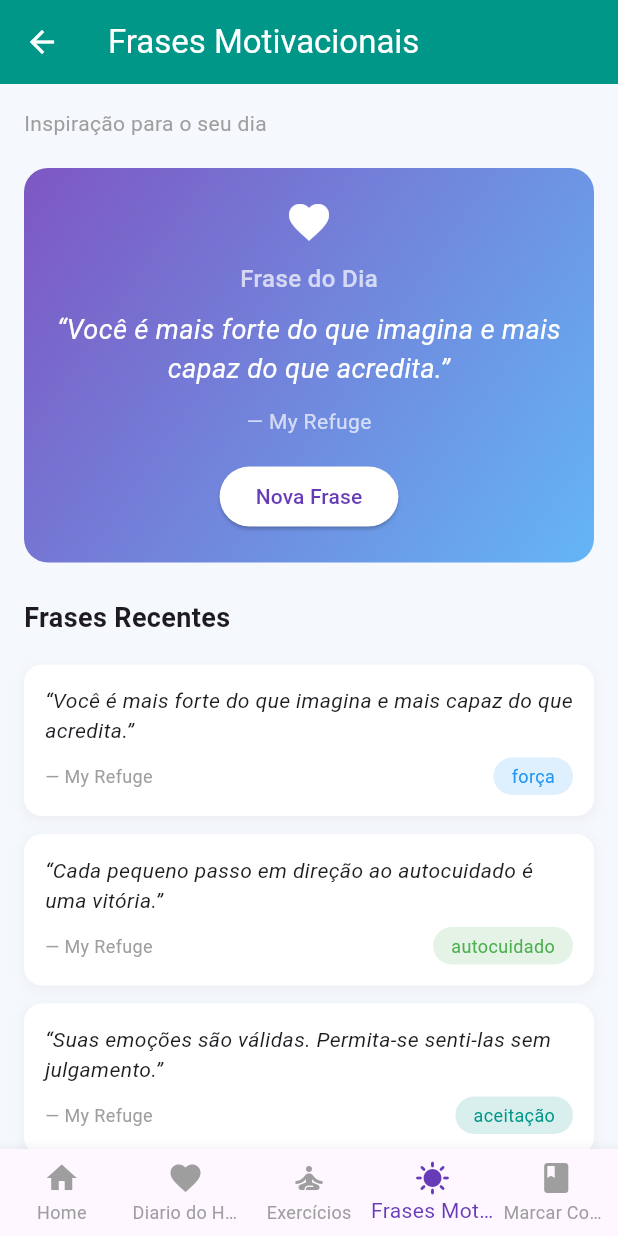
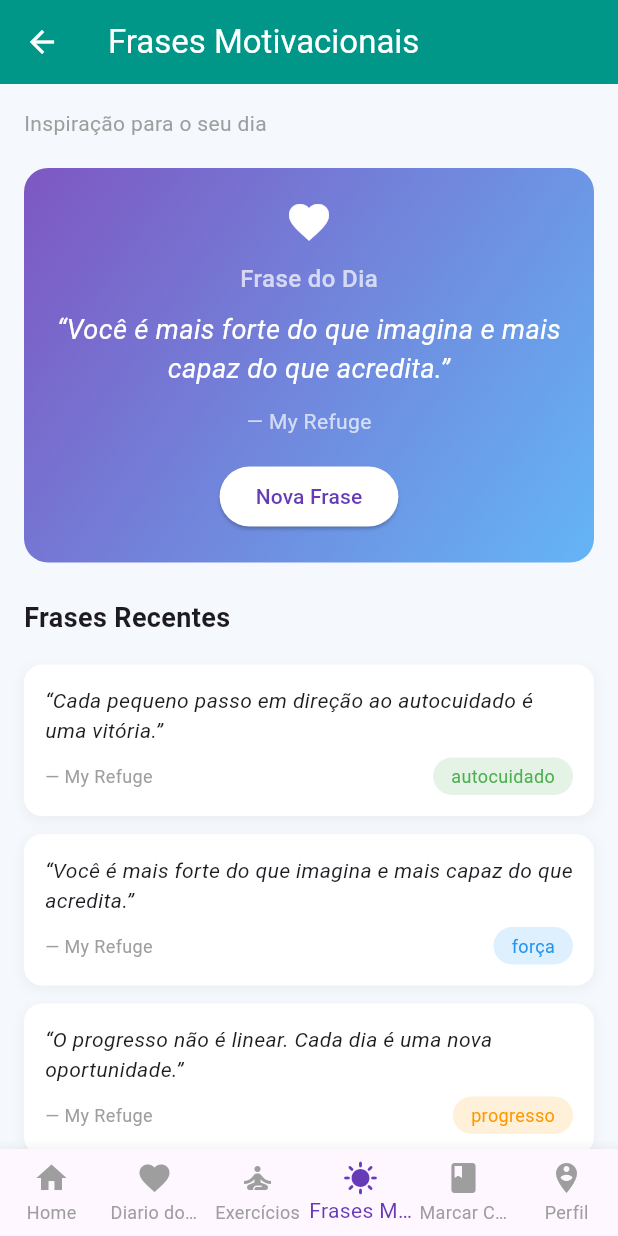
Before and after one commit to Pedro-Caixa/my_refuge, a Flutter app: the ConsultaPage screen opened by its route, after a tap on "Frases Motivacionais", on a phone screen of 412 x 824 dp. Run offline on Flutter 3.47's test engine with Material 3 defaults, Android fonts, the phone set to English and light mode, and no system bars; our stand-ins replace cloud_firestore, firebase_auth, firebase_core, flutter_dotenv; accounts and stored records are empty.

Commit message:
Feat:adicionado tela de gerenciar perfil

```diff
--- /dev/null
+++ b/devtools_options.yaml
@@ -0,0 +1,3 @@
+description: This file stores settings for Dart & Flutter DevTools.
+documentation: https://docs.flutter.dev/tools/devtools/extensions#configure-extension-enablement-states
+extensions:
--- a/lib/main.dart
+++ b/lib/main.dart
@@ -1,6 +1,5 @@
 import 'package:flutter/material.dart';
-import 'package:flutter/foundation.dart'
-    show defaultTargetPlatform, TargetPlatform;
+import 'package:flutter/foundation.dart'; // ← Simplificado
 import 'package:provider/provider.dart';
 import 'package:flutter_dotenv/flutter_dotenv.dart';
 import 'package:firebase_core/firebase_core.dart';
@@ -12,6 +11,7 @@
 import 'views/pages/exercicios_page.dart';
 import 'views/pages/frases_page.dart';
 import 'views/pages/consulta_page.dart';
+import 'views/pages/profile_page.dart'; // ← Adicione este import
 import 'models/registration_data.dart';
 import 'controllers/user_controller.dart';
 
@@ -94,6 +94,7 @@
         '/exercicios': (context) => const ExerciciosPage(),
         '/frases': (context) => const MotivationalPage(),
         '/consulta': (context) => const ConsultaPage(),
+        '/complete-profile': (context) => const CompleteProfilePage(),
       },
       onUnknownRoute: (settings) {
         return MaterialPageRoute(builder: (context) => const WelcomePage());
--- a/lib/views/pages/frases_page.dart
+++ b/lib/views/pages/frases_page.dart
@@ -1,37 +1,195 @@
 import 'package:flutter/material.dart';
+import 'dart:math';
 import '../template/main_template.dart';
 import '../widgets/cards/daily_quote_card.dart';
 import '../widgets/cards/phrase_card.dart';
 import '../widgets/cards/wellness_tip_card.dart';
 import '../widgets/sections/custom_footer.dart';
 
-class MotivationalPage extends StatelessWidget {
+class MotivationalPage extends StatefulWidget {
   const MotivationalPage({super.key});
 
-  // Método para lidar com a geração de nova frase
-  void _handleNewQuote(BuildContext context) {
+  @override
+  State<MotivationalPage> createState() => _MotivationalPageState();
+}
+
+class _MotivationalPageState extends State<MotivationalPage> {
+  final Random _random = Random();
+
+  // Lista de frases motivacionais
+  final List<Map<String, String>> _quotes = [
+    {
+      'quote': 'Você é mais forte do que imagina e mais capaz do que acredita.',
+      'author': 'My Refuge'
+    },
+    {
+      'quote':
+          'A coragem não é a ausência do medo, mas a decisão de que algo é mais importante que o medo.',
+      'author': 'My Refuge'
+    },
+    {
+      'quote':
+          'Cada dia é uma nova página em branco. Escreva uma história linda.',
+      'author': 'My Refuge'
+    },
+    {
+      'quote':
+          'Sua jornada é única. Não compare seu progresso com o dos outros.',
+      'author': 'My Refuge'
+    },
+    {
+      'quote': 'Pequenos passos ainda são progresso. Continue caminhando.',
+      'author': 'My Refuge'
+    },
+    {
+      'quote': 'Você merece todo o amor e cuidado que oferece aos outros.',
+      'author': 'My Refuge'
+    },
+    {
+      'quote': 'A esperança é uma força poderosa. Nunca pare de acreditar.',
+      'author': 'My Refuge'
+    },
+    {
+      'quote': 'Seus sonhos são válidos. Não desista deles.',
+      'author': 'My Refuge'
+    },
+  ];
+
+  // Lista de frases recentes com tags
+  final List<Map<String, dynamic>> _recentPhrases = [
+    {
+      'phrase':
+          'Você é mais forte do que imagina e mais capaz do que acredita.',
+      'tag': 'força',
+      'color': Colors.blue,
+    },
+    {
+      'phrase': 'Cada pequeno passo em direção ao autocuidado é uma vitória.',
+      'tag': 'autocuidado',
+      'color': Colors.green,
+    },
+    {
+      'phrase':
+          'Suas emoções são válidas. Permita-se senti-las sem julgamento.',
+      'tag': 'aceitação',
+      'color': Colors.teal,
+    },
+    {
+      'phrase': 'O progresso não é linear. Cada dia é uma nova oportunidade.',
+      'tag': 'progresso',
+      'color': Colors.orange,
+    },
+    {
+      'phrase': 'Respire fundo. Você está fazendo o melhor que pode.',
+      'tag': 'calma',
+      'color': Colors.purple,
+    },
+    {
+      'phrase': 'Sua saúde mental importa. Cuide dela com carinho.',
+      'tag': 'saúde mental',
+      'color': Colors.pink,
+    },
+    {
+      'phrase': 'Seja gentil consigo mesmo. Você está aprendendo e crescendo.',
+      'tag': 'gentileza',
+      'color': Colors.amber,
+    },
+    {
+      'phrase': 'Não há problema em pedir ajuda. Isso é sinal de força.',
+      'tag': 'apoio',
+      'color': Colors.indigo,
+    },
+  ];
+
+  int _currentQuoteIndex = 0;
+  late int _currentTipIndex;
+
+  @override
+  void initState() {
+    super.initState();
+    // Seleciona uma dica aleatória ao iniciar
+    _currentTipIndex = _random.nextInt(_wellnessTips.length);
+  }
+
+  // Lista de dicas de bem-estar
+  final List<Map<String, String>> _wellnessTips = [
+    {
+      'title': 'Dica de Bem-estar',
+      'content':
+          'Comece o dia lendo uma frase motivacional. Isso pode ajudar a definir um tom positivo para suas próximas horas e lembrar você de que é capaz de superar qualquer desafio.',
+    },
+    {
+      'title': 'Respiração Consciente',
+      'content':
+          'Pratique respiração profunda por 5 minutos. Inspire contando até 4, segure por 4 segundos e expire contando até 6. Isso ajuda a reduzir a ansiedade e acalmar a mente.',
+    },
+    {
+      'title': 'Gratidão Diária',
+      'content':
+          'Antes de dormir, liste 3 coisas pelas quais você é grato hoje. Essa prática simples pode melhorar significativamente seu bem-estar emocional e qualidade do sono.',
+    },
+    {
+      'title': 'Movimento é Vida',
+      'content':
+          'Faça uma caminhada de 10 minutos ao ar livre. A exposição à luz natural e o movimento ajudam a liberar endorfinas e melhorar seu humor.',
+    },
+    {
+      'title': 'Hidratação',
+      'content':
+          'Beba um copo de água ao acordar. A hidratação adequada melhora o funcionamento do cérebro, aumenta a energia e ajuda na concentração.',
+    },
+    {
+      'title': 'Pausas Regulares',
+      'content':
+          'A cada hora, faça uma pausa de 5 minutos. Levante-se, alongue-se e descanse seus olhos. Isso previne fadiga e melhora a produtividade.',
+    },
+    {
+      'title': 'Conecte-se',
+      'content':
+          'Envie uma mensagem para alguém querido. Manter conexões sociais é fundamental para a saúde mental e pode transformar o dia de ambos.',
+    },
+    {
+      'title': 'Sono Reparador',
+      'content':
+          'Estabeleça uma rotina de sono. Durma e acorde nos mesmos horários diariamente. Um sono de qualidade é essencial para a saúde física e mental.',
+    },
+  ];
+
+  // Método para gerar uma nova frase
+  void _handleNewQuote() {
+    setState(() {
+      int newIndex;
+      do {
+        newIndex = _random.nextInt(_quotes.length);
+      } while (newIndex == _currentQuoteIndex && _quotes.length > 1);
+
+      _currentQuoteIndex = newIndex;
+    });
+
     ScaffoldMessenger.of(context).showSnackBar(
       const SnackBar(
         content: Text('Nova frase gerada!'),
         backgroundColor: Colors.deepPurple,
+        duration: Duration(seconds: 2),
       ),
     );
   }
 
   @override
   Widget build(BuildContext context) {
+    // Seleciona 4 frases aleatórias para exibir (ou menos se a lista for menor)
+    final displayPhrases = _recentPhrases.length <= 4
+        ? _recentPhrases
+        : (_recentPhrases..shuffle()).take(4).toList();
+
     return MainTemplate(
       title: "Frases Motivacionais",
-      currentIndex: 3, // Índice correspondente a "Frases Motivação" no menu
-      onItemTapped: (int index) {
-        // A navegação já é tratada no CustomFooter, mas você pode adicionar lógica adicional se necessário
-      },
+      currentIndex: 3,
+      onItemTapped: (int index) {},
       backgroundColor: const Color(0xFFF5F8FC),
       customBottomNavigationBar: CustomFooter(
-        currentIndex: 3, // Índice correspondente a "Frases Motivação" no menu
-        onItemTapped: (int index) {
-          // A navegação já é tratada dentro do CustomFooter, mas você pode adicionar lógica adicional se necessário
-        },
+        currentIndex: 3,
+        onItemTapped: (int index) {},
       ),
       body: SingleChildScrollView(
         padding: const EdgeInsets.all(16),
@@ -44,10 +202,9 @@ class MotivationalPage extends StatelessWidget {
             ),
             const SizedBox(height: 20),
             DailyQuoteCard(
-              quote:
-                  "Você é mais forte do que imagina e mais capaz do que acredita.",
-              author: "My Refuge",
-              onNewQuote: () => _handleNewQuote(context),
+              quote: _quotes[_currentQuoteIndex]['quote']!,
+              author: _quotes[_currentQuoteIndex]['author']!,
+              onNewQuote: _handleNewQuote,
             ),
             const SizedBox(height: 24),
             const Text(
@@ -55,35 +212,15 @@ class MotivationalPage extends StatelessWidget {
               style: TextStyle(fontSize: 18, fontWeight: FontWeight.bold),
             ),
             const SizedBox(height: 12),
-            const PhraseCard(
-              phrase:
-                  "Você é mais forte do que imagina e mais capaz do que acredita.",
-              tag: "força",
-              tagColor: Colors.blue,
-            ),
-            const PhraseCard(
-              phrase:
-                  "Cada pequeno passo em direção ao autocuidado é uma vitória.",
-              tag: "autocuidado",
-              tagColor: Colors.green,
-            ),
-            const PhraseCard(
-              phrase:
-                  "Suas emoções são válidas. Permita-se senti-las sem julgamento.",
-              tag: "aceitação",
-              tagColor: Colors.teal,
-            ),
-            const PhraseCard(
-              phrase:
-                  "O progresso não é linear. Cada dia é uma nova oportunidade.",
-              tag: "progresso",
-              tagColor: Colors.orange,
-            ),
+            ...displayPhrases.map((phraseData) => PhraseCard(
+                  phrase: phraseData['phrase'] as String,
+                  tag: phraseData['tag'] as String,
+                  tagColor: phraseData['color'] as Color,
+                )),
             const SizedBox(height: 24),
-            const WellnessTipCard(
-              title: "Dica de Bem-estar",
-              content:
-                  "Comece o dia lendo uma frase motivacional. Isso pode ajudar a definir um tom positivo para suas próximas horas e lembrar você de que é capaz de superar qualquer desafio.",
+            WellnessTipCard(
+              title: _wellnessTips[_currentTipIndex]['title']!,
+              content: _wellnessTips[_currentTipIndex]['content']!,
             ),
           ],
         ),
--- a/lib/views/widgets/sections/custom_footer.dart
+++ b/lib/views/widgets/sections/custom_footer.dart
@@ -35,6 +35,9 @@ class CustomFooter extends StatelessWidget {
           case 4:
             Navigator.pushNamed(context, '/consulta');
             break;
+          case 5:
+            Navigator.pushNamed(context, '/complete-profile');
+            break;
         }
         // Chama a função onItemTapped caso exista
         onItemTapped(index);
@@ -60,6 +63,10 @@ class CustomFooter extends StatelessWidget {
           icon: Icon(Icons.book),
           label: "Marcar Consulta",
         ),
+        BottomNavigationBarItem(
+          icon: Icon(Icons.person_pin_circle),
+          label: "Perfil",
+        ),
       ],
     );
   }
```
Also changed, not shown: lib/controllers/user_controller.dart (+81 -18 lines), lib/views/pages/profile_page.dart (added, +356 -0 lines).
